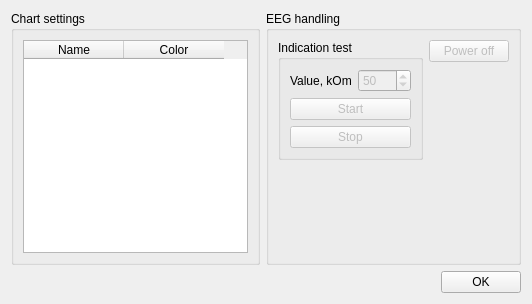
Qt form forms/settingsform.ui (GarantEEG/GarantEEG_Viewer) before a commit.
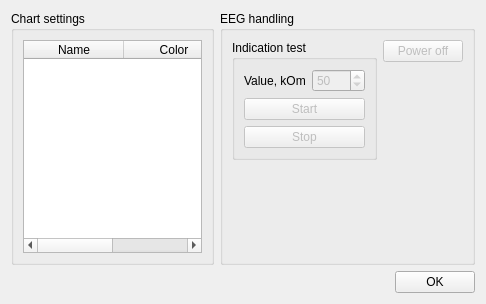
The same form after that commit.

Diff of the .ui file:
```diff
--- a/forms/settingsform.ui
+++ b/forms/settingsform.ui
@@ -6,7 +6,7 @@
    <rect>
     <x>0</x>
     <y>0</y>
-    <width>532</width>
+    <width>486</width>
     <height>304</height>
    </rect>
   </property>
```
